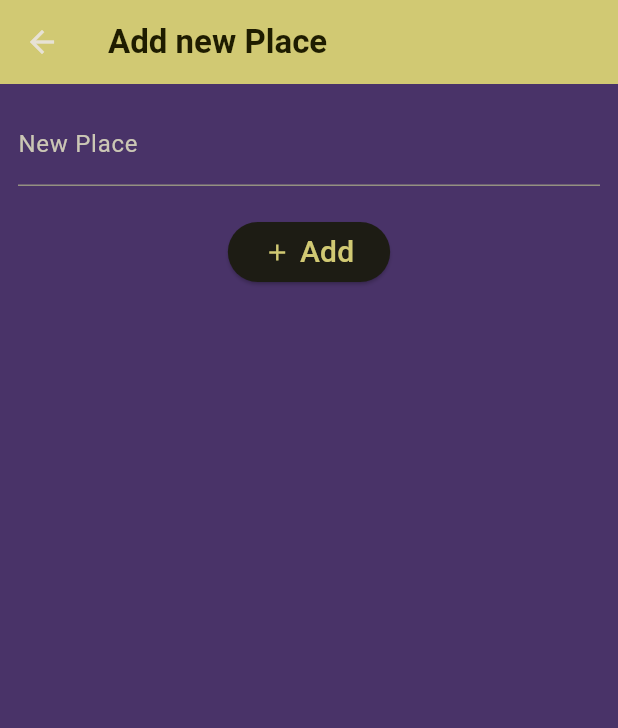
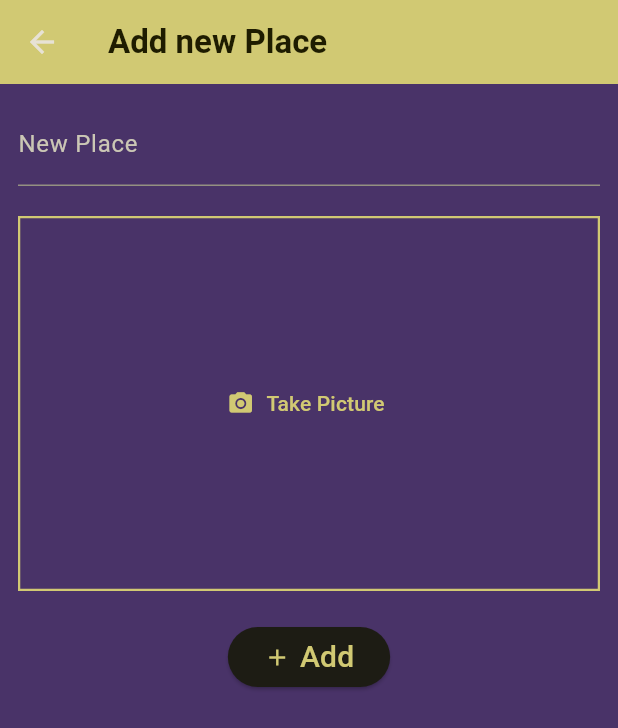
Before and after one commit to S-at-yam/Favorite-Places-App, a Flutter app: the NewPlaceScreen screen opened directly, on a phone screen of 412 x 824 dp. Shown: the top 728 px of the screen. Run offline on Flutter 3.47's test engine with Material 3 defaults, Android fonts, the phone set to English and light mode, and no system bars; our stand-ins replace flutter_riverpod, google_fonts, image_picker.

Commit message:
added image_picker, can take image and save in places

```diff
--- a/lib/models/place.dart
+++ b/lib/models/place.dart
@@ -1,10 +1,13 @@
+import 'dart:io';
+
 import 'package:uuid/uuid.dart';
 
 var uuid = Uuid();
 
 class Place {
-  Place({required this.title}) : id = uuid.v4();
+  Place({required this.title, required this.image}) : id = uuid.v4();
 
   final String id;
   final String title;
+  final File image;
 }
--- a/lib/provider/user_places.dart
+++ b/lib/provider/user_places.dart
@@ -1,3 +1,5 @@
+import 'dart:io';
+
 import 'package:favorite_places/models/place.dart';
 
 import 'package:flutter_riverpod/flutter_riverpod.dart';
@@ -5,8 +7,8 @@ import 'package:flutter_riverpod/flutter_riverpod.dart';
 class UserPlacesNotifier extends StateNotifier<List<Place>> {
   UserPlacesNotifier() : super(const []);
 
-  void addPlace(String title) {
-    final newPlace = Place(title: title);
+  void addPlace(String title, File image) {
+    final newPlace = Place(title: title, image: image);
     state = [newPlace, ...state];
   }
 }
--- a/lib/screens/fav_places_list_screen.dart
+++ b/lib/screens/fav_places_list_screen.dart
@@ -24,7 +24,10 @@ class FavPlacesList extends ConsumerWidget {
         ),
       );
     } else {
-      activeScreen = PlaceList(places: userPlace);
+      activeScreen = Padding(
+        padding: const EdgeInsets.all(10.0),
+        child: PlaceList(places: userPlace),
+      );
     }
 
     return Scaffold(
--- a/lib/screens/new_place_screen.dart
+++ b/lib/screens/new_place_screen.dart
@@ -1,4 +1,7 @@
+import 'dart:io';
+
 import 'package:favorite_places/provider/user_places.dart';
+import 'package:favorite_places/widgets/input_picture.dart';
 import 'package:flutter/material.dart';
 import 'package:flutter_riverpod/flutter_riverpod.dart';
 
@@ -13,10 +16,16 @@ class NewPlaceScreen extends ConsumerStatefulWidget {
 
 class _NewPlaceScreenState extends ConsumerState<NewPlaceScreen> {
   final _placeNameController = TextEditingController();
+  File? _selectedImage;
 
   void _savePlace() {
     final enteredTitle = _placeNameController.text;
-    ref.read(userPlacesProvider.notifier).addPlace(enteredTitle);
+    if (enteredTitle == 'null' || _selectedImage == null) {
+      return;
+    }
+    ref
+        .read(userPlacesProvider.notifier)
+        .addPlace(enteredTitle, _selectedImage!);
     Navigator.of(context).pop();
   }
 
@@ -51,6 +60,13 @@ class _NewPlaceScreenState extends ConsumerState<NewPlaceScreen> {
               style: TextStyle(color: Colors.white),
             ),
             const SizedBox(height: 20),
+            InputPicture(
+              onPickImage: (image) {
+                _selectedImage = image;
+              },
+            ),
+            const SizedBox(height: 20),
+
             ElevatedButton(
               onPressed: _savePlace,
               child: Row(
--- /dev/null
+++ b/lib/widgets/input_picture.dart
@@ -0,0 +1,64 @@
+import 'package:flutter/material.dart';
+import 'dart:io';
+import 'package:image_picker/image_picker.dart';
+
+class InputPicture extends StatefulWidget {
+  const InputPicture({super.key, required this.onPickImage});
+  final void Function(File image) onPickImage;
+  @override
+  State<StatefulWidget> createState() {
+    return _InputPictureState();
+  }
+}
+
+class _InputPictureState extends State<InputPicture> {
+  File? _selectedImage;
+  void _takePicture() async {
+    final imagePicker = ImagePicker();
+    final imagePicked = await imagePicker.pickImage(
+      source: ImageSource.camera,
+      maxWidth: 600,
+    );
+
+    if (imagePicked == null) {
+      return;
+    }
+    setState(() {
+      _selectedImage = File(imagePicked.path);
+    });
+
+    widget.onPickImage(_selectedImage!);
+  }
+
+  @override
+  Widget build(BuildContext context) {
+    Widget content = TextButton.icon(
+      onPressed: _takePicture,
+      label: Text('Take Picture'),
+      icon: Icon(Icons.camera_alt),
+    );
+
+    if (_selectedImage != null) {
+      content = GestureDetector(
+        onTap: _takePicture,
+        child: Image.file(
+          _selectedImage!,
+          fit: BoxFit.cover,
+          height: double.infinity,
+          width: double.infinity,
+        ),
+      );
+    }
+    return Container(
+      height: 250,
+      width: double.infinity,
+      decoration: BoxDecoration(
+        border: Border.all(
+          width: 1.5,
+          color: Theme.of(context).colorScheme.primary,
+        ),
+      ),
+      child: content,
+    );
+  }
+}
--- a/lib/widgets/place_list.dart
+++ b/lib/widgets/place_list.dart
@@ -21,6 +21,10 @@ class PlaceList extends StatelessWidget {
           shape: RoundedRectangleBorder(
             borderRadius: BorderRadius.circular(10),
           ),
+          leading: CircleAvatar(
+            radius: 26,
+            backgroundImage: FileImage(places[index].image),
+          ),
           title: Text(places[index].title),
         );
       },
--- a/pubspec.yaml
+++ b/pubspec.yaml
@@ -37,6 +37,7 @@ dependencies:
   google_fonts: ^6.2.1
   flutter_riverpod: ^2.6.1
   uuid: ^4.5.1
+  image_picker: ^1.1.2
 
 dev_dependencies:
   flutter_test:
```
Also changed, not shown: lib/screens/fav_place_screen.dart (+8 -7 lines), pubspec.lock, 5 other files.
